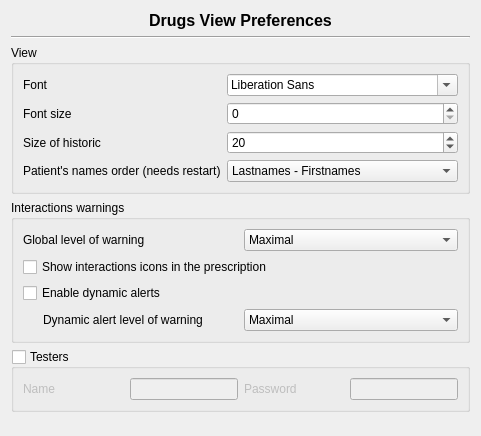
Qt form plugins/drugsplugin/drugspreferences/drugsviewoptionspage.ui (FreeHealth/freehealth) before a commit.
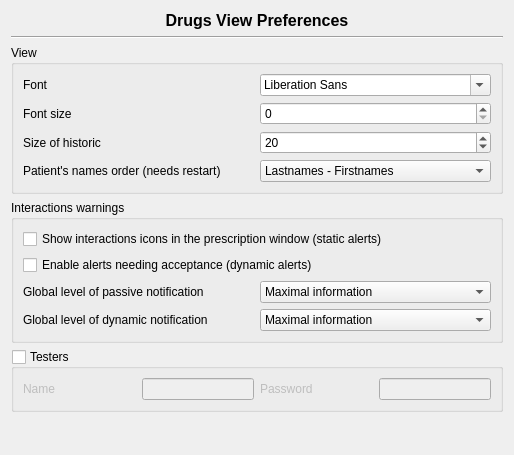
The same form after that commit.

Commit message: Drugs: - Sorting interactions in texts and dialogs - Adding Inn duplication as interaction - Updating some typos and labels

Patch:
```diff
--- a/plugins/drugsplugin/drugspreferences/drugsviewoptionspage.ui
+++ b/plugins/drugsplugin/drugspreferences/drugsviewoptionspage.ui
@@ -6,8 +6,8 @@
    <rect>
     <x>0</x>
     <y>0</y>
-    <width>467</width>
-    <height>436</height>
+    <width>514</width>
+    <height>455</height>
    </rect>
   </property>
   <property name="windowTitle">
@@ -240,14 +240,14 @@
       <string>Interactions warnings</string>
      </property>
      <layout class="QGridLayout" name="gridLayout">
-      <item row="0" column="0">
+      <item row="2" column="0">
        <widget class="QLabel" name="label_7">
         <property name="text">
-         <string>Global level of warning</string>
+         <string>Global level of passive notification</string>
         </property>
        </widget>
       </item>
-      <item row="0" column="1">
+      <item row="2" column="1">
        <widget class="QComboBox" name="levelOfWarningCombo">
         <property name="sizePolicy">
          <sizepolicy hsizetype="Preferred" vsizetype="Preferred">
@@ -257,7 +257,7 @@
         </property>
         <item>
          <property name="text">
-          <string>Maximal</string>
+          <string>Maximal information</string>
          </property>
         </item>
         <item>
@@ -272,35 +272,21 @@
         </item>
        </widget>
       </item>
-      <item row="2" column="0" colspan="2">
-       <widget class="QCheckBox" name="showIconsCheck">
-        <property name="text">
-         <string>Show interactions icons in the prescription</string>
-        </property>
-       </widget>
-      </item>
-      <item row="3" column="0" colspan="2">
-       <widget class="QCheckBox" name="dynamicAlerts">
-        <property name="text">
-         <string>Enable dynamic alerts</string>
-        </property>
-       </widget>
-      </item>
-      <item row="4" column="0">
+      <item row="6" column="0">
        <widget class="QLabel" name="label_8">
         <property name="text">
-         <string>Dynamic alert level of warning</string>
+         <string>Global level of dynamic notification</string>
         </property>
         <property name="indent">
-         <number>20</number>
+         <number>0</number>
         </property>
        </widget>
       </item>
-      <item row="4" column="1">
+      <item row="6" column="1">
        <widget class="QComboBox" name="dynamicAlertsLevel">
         <item>
          <property name="text">
-          <string>Maximal</string>
+          <string>Maximal information</string>
          </property>
         </item>
         <item>
@@ -315,6 +301,20 @@
         </item>
        </widget>
       </item>
+      <item row="0" column="0" colspan="2">
+       <widget class="QCheckBox" name="showIconsCheck">
+        <property name="text">
+         <string>Show interactions icons in the prescription window (static alerts)</string>
+        </property>
+       </widget>
+      </item>
+      <item row="1" column="0" colspan="2">
+       <widget class="QCheckBox" name="dynamicAlerts">
+        <property name="text">
+         <string>Enable alerts needing acceptance (dynamic alerts)</string>
+        </property>
+       </widget>
+      </item>
      </layout>
     </widget>
    </item>
```
Left out of the diff: 8 changed lines with no effect on the pictures. The commit also changes 8 other files.
